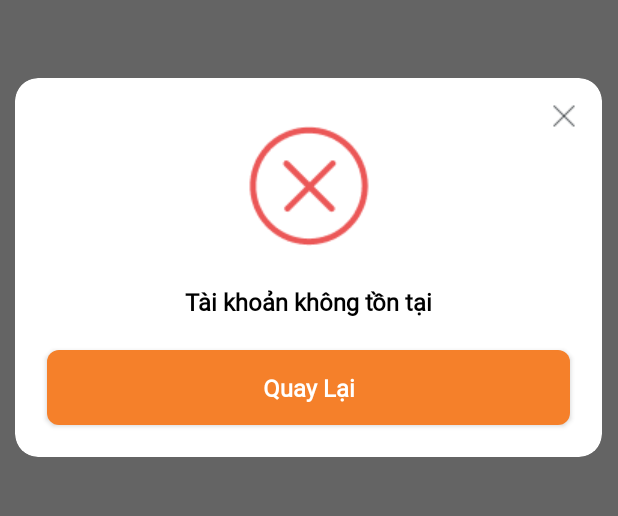
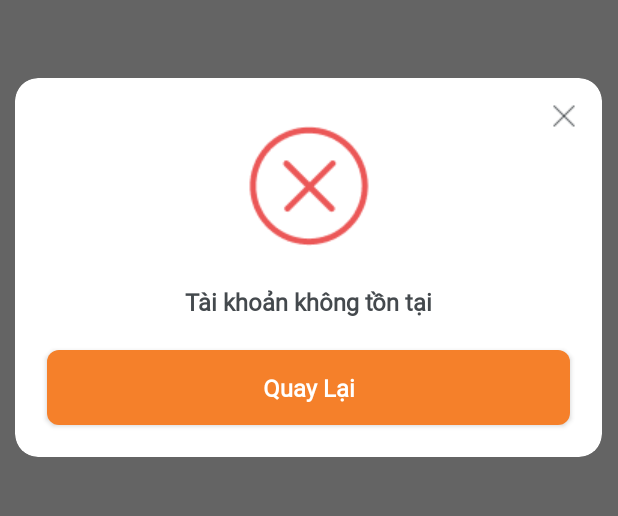
Before and after one commit to npnam989/AppBookRoomTTC, an Android app: the screen it shows after launch (LoginActivity), after a tap on "Đăng Nhập", on a phone screen of 412 x 824 dp, the part 350-866 px from its top. Run offline under Robolectric (Android 15) with nearby library versions, the phone set to English and light mode, and no system bars; our stand-ins replace data binding; 1 other tap on this screen came first.

Commit message:
sua lai input type ,color cua tai khoan khong ton tai

```diff
--- a/app/src/main/res/layout/activity_login.xml
+++ b/app/src/main/res/layout/activity_login.xml
@@ -69,6 +69,7 @@
                     android:gravity="center_vertical"
                     android:hint="@string/hint_email"
                     android:maxLines="1"
+                    android:inputType="text"
                     android:paddingLeft="15dp"
                     android:textColor="@color/black"
                     android:textColorHint="@color/orange"
--- a/app/src/main/res/layout/dialog_login.xml
+++ b/app/src/main/res/layout/dialog_login.xml
@@ -31,7 +31,7 @@
         android:layout_margin="26dp"
         android:fontFamily="@font/pro_text"
         android:text="@string/loi_dang_nhap"
-        android:textColor="@color/black"
+        android:textColor="#44494D"
         android:textFontWeight="700"
         android:textSize="16dp"
         android:textStyle="normal"
```
